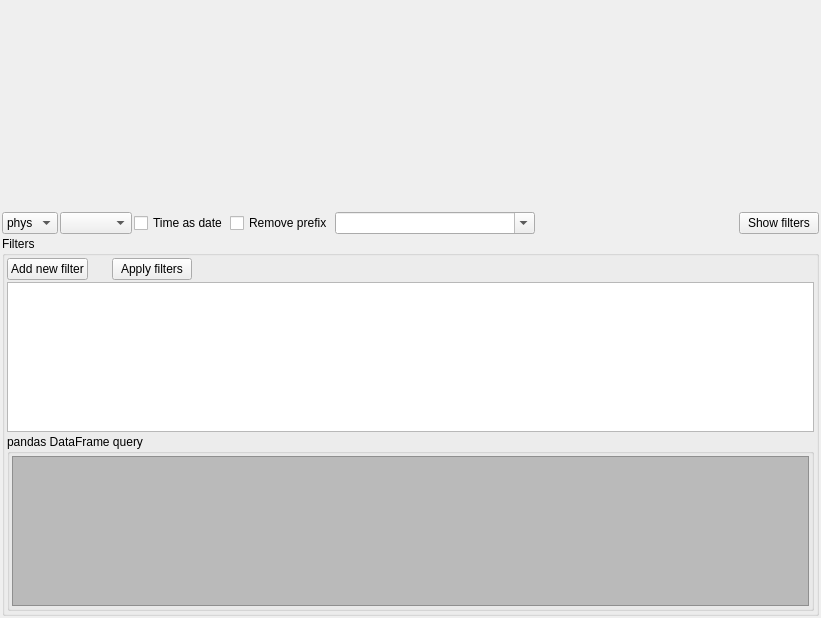
This is src/asammdf/gui/ui/tabular.ui in danielhrisca/asammdf as Qt 5 draws it before an edit. The edited form follows.
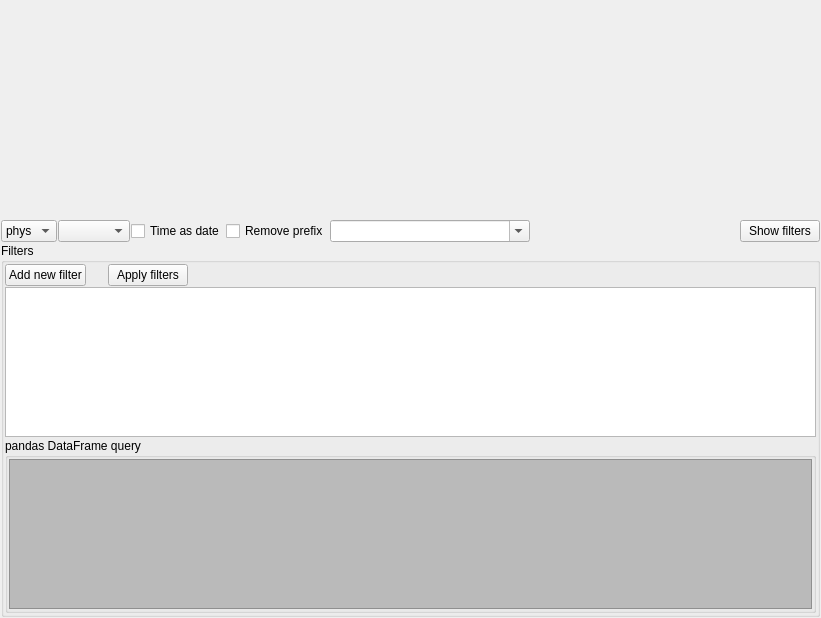
This is the edited form. Icons and pictures are not drawn. Custom widgets are drawn as their Qt base class.

Patch:
```diff
--- a/src/asammdf/gui/ui/tabular.ui
+++ b/src/asammdf/gui/ui/tabular.ui
@@ -15,31 +15,31 @@
   </property>
   <layout class="QVBoxLayout" name="verticalLayout" stretch="1,0,0">
    <property name="spacing">
-  <number>2</number>
+  <number>1</number>
 </property>
    <property name="leftMargin">
-  <number>2</number>
+  <number>1</number>
 </property>
    <property name="topMargin">
-  <number>2</number>
+  <number>1</number>
 </property>
    <property name="rightMargin">
-  <number>2</number>
+  <number>1</number>
 </property>
    <property name="bottomMargin">
-  <number>2</number>
+  <number>1</number>
 </property>
    <item>
     <layout class="QHBoxLayout" name="horizontalLayout">
      <property name="spacing">
-  <number>2</number>
+  <number>1</number>
 </property>
     </layout>
    </item>
    <item>
     <layout class="QHBoxLayout" name="horizontalLayout_2">
      <property name="spacing">
-  <number>2</number>
+  <number>1</number>
 </property>
      <item>
       <widget class="QComboBox" name="format_selection">
@@ -123,19 +123,19 @@
      </property>
      <layout class="QGridLayout" name="gridLayout_3" columnstretch="0,0,0,1">
       <property name="leftMargin">
-  <number>2</number>
+  <number>1</number>
 </property>
       <property name="topMargin">
-  <number>2</number>
+  <number>1</number>
 </property>
       <property name="rightMargin">
-  <number>2</number>
+  <number>1</number>
 </property>
       <property name="bottomMargin">
-  <number>2</number>
+  <number>1</number>
 </property>
       <property name="spacing">
-  <number>2</number>
+  <number>1</number>
 </property>
       <item row="0" column="0">
        <widget class="QPushButton" name="add_filter_btn">
@@ -214,19 +214,19 @@
         </property>
         <layout class="QGridLayout" name="gridLayout">
          <property name="leftMargin">
-  <number>2</number>
+  <number>1</number>
 </property>
          <property name="topMargin">
-  <number>2</number>
+  <number>1</number>
 </property>
          <property name="rightMargin">
-  <number>2</number>
+  <number>1</number>
 </property>
          <property name="bottomMargin">
-  <number>2</number>
+  <number>1</number>
 </property>
          <property name="spacing">
-  <number>2</number>
+  <number>1</number>
 </property>
          <item row="0" column="0">
           <widget class="QTextEdit" name="query">
```
